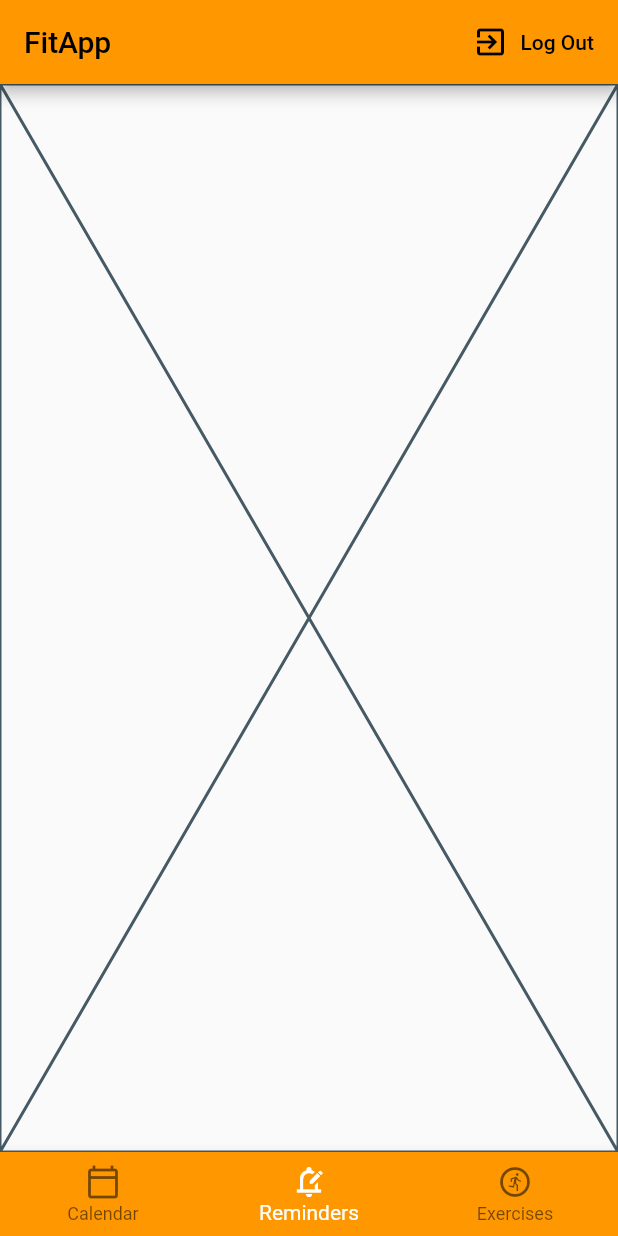
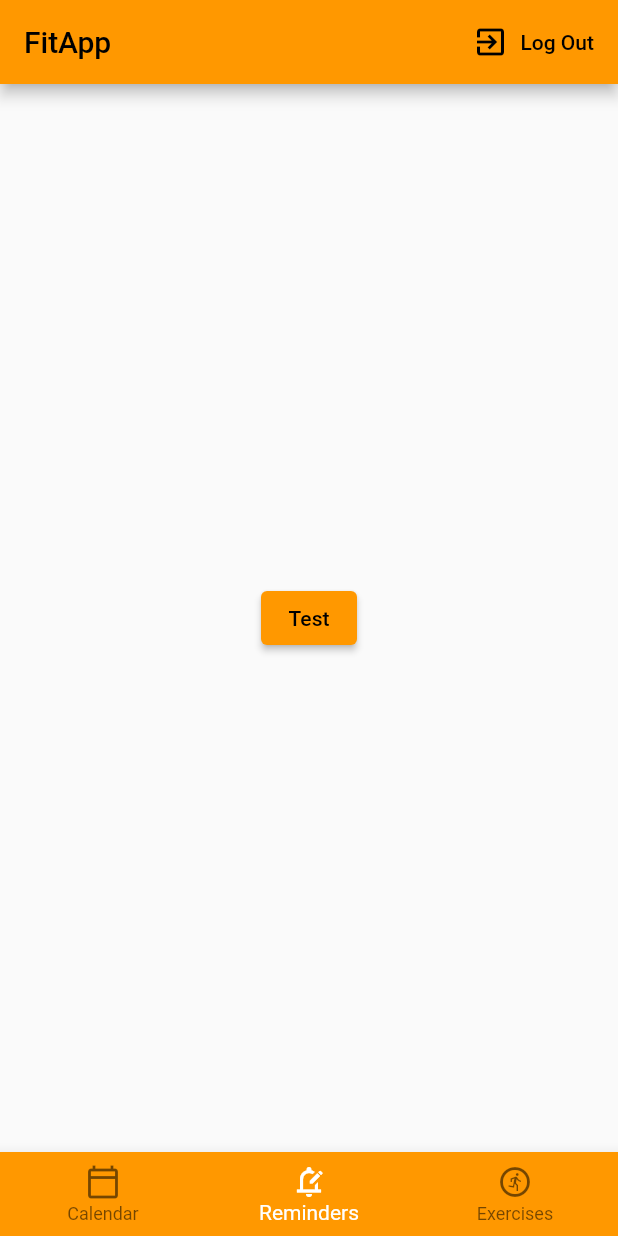
Before and after one commit to Lachezar-Velinov/elsys-fitapp, a Flutter app: the screen it shows once a user with an empty profile is signed in, item 2 of the bottom bar chosen, on a phone screen of 412 x 824 dp. Run offline on Flutter 3.47's test engine with Material 2 defaults, Android fonts, the phone set to English and light mode, and no system bars; our stand-ins replace cloud_firestore, firebase_auth, firebase_core, flutter_local_notifications, syncfusion_flutter_calendar; accounts and stored records are empty.

Commit message:
Add push notifications.

```diff
--- a/fitapp/lib/widget/exercise_widget.dart
+++ b/fitapp/lib/widget/exercise_widget.dart
@@ -5,6 +5,6 @@ class ExerciseWidget extends StatelessWidget {
 
   @override
   Widget build(BuildContext context) {
-    return const Placeholder();
+    return Container();
   }
 }
--- a/fitapp/lib/widget/reminder_widget.dart
+++ b/fitapp/lib/widget/reminder_widget.dart
@@ -1,10 +1,35 @@
+import 'package:fitapp/provider/notification_service.dart';
 import 'package:flutter/cupertino.dart';
+import 'package:flutter/material.dart';
 
-class ReminderWidget extends StatelessWidget {
+class ReminderWidget extends StatefulWidget {
   const ReminderWidget({Key? key}) : super(key: key);
 
   @override
+  State<ReminderWidget> createState() => _ReminderWidgetState();
+}
+
+class _ReminderWidgetState extends State<ReminderWidget> {
+  NotificationServices notificationServices = NotificationServices();
+
+  @override
+  void initState() {
+    // TODO: implement initState
+    super.initState();
+    notificationServices.initialiseNotification();
+  }
+
+  @override
   Widget build(BuildContext context) {
-    return const Placeholder();
+    return Center(
+      child: ElevatedButton(
+        onPressed: sendNotification,
+        child: const Text('Test'),
+      ),
+    );
+  }
+
+  void sendNotification() {
+    notificationServices.sendNotification(1, 'Test', 'Body');
   }
 }
--- a/fitapp/pubspec.yaml
+++ b/fitapp/pubspec.yaml
@@ -32,8 +32,12 @@ dependencies:
   flutter:
     sdk: flutter
   intl: ^0.18.0
+
   provider: ^6.0.5
   syncfusion_flutter_calendar: ^20.4.44
+
+  timezone: ^0.9.0
+  flutter_local_notifications: ^12.0.4
 
   firebase_core: ^2.4.1
   firebase_auth: ^4.2.2
```
Also changed, not shown: fitapp/lib/provider/notification_service.dart (added, +38 -0 lines), fitapp/lib/screen/event_editing_screen.dart (+11 -3 lines), fitapp/lib/screen/parent_screen.dart (+22 -10 lines), fitapp/lib/widget/calendar_widget.dart (+9 -3 lines), fitapp/pubspec.lock, 2 other files.
